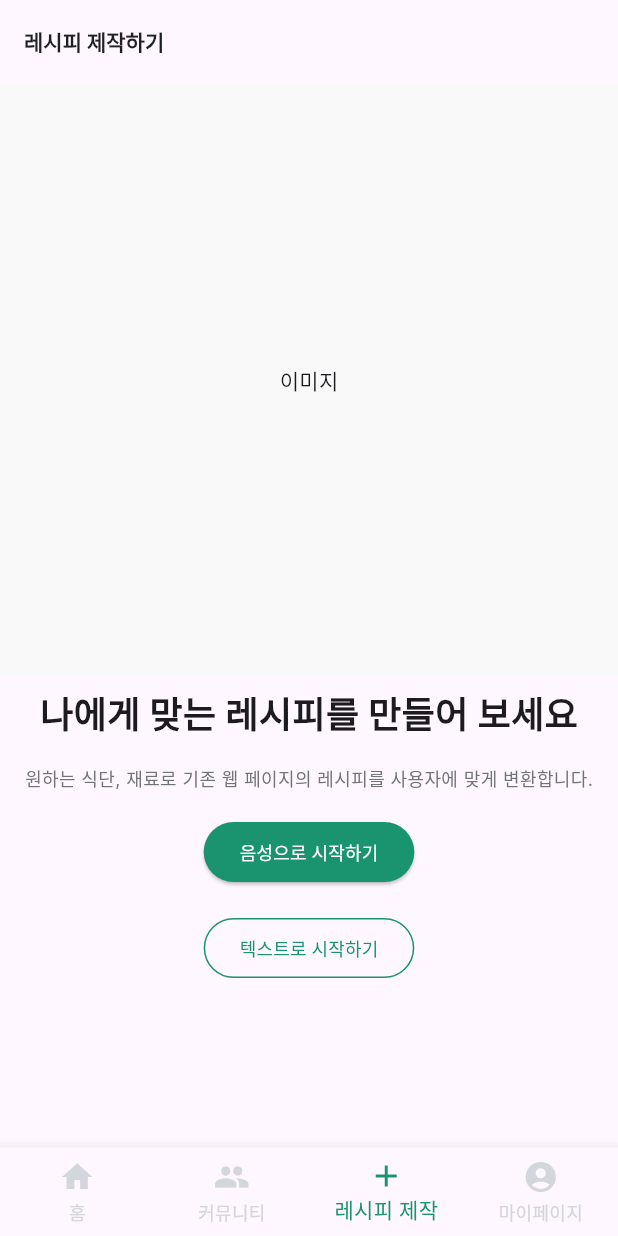
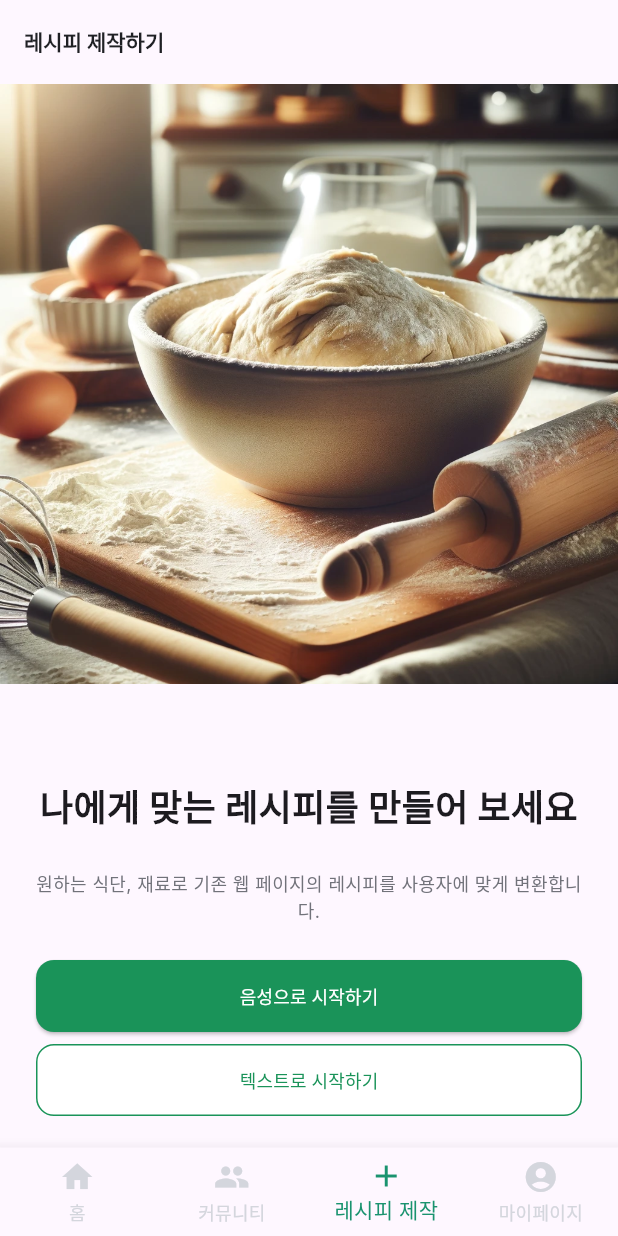
Before and after one commit to wallshield/openaiapi, a Flutter app: the screen it shows after launch, item 3 of the bottom bar chosen, on a phone screen of 412 x 824 dp. Run offline on Flutter 3.47's test engine with Material 3 defaults, Android fonts, the phone set to English and light mode, and no system bars; our stand-ins replace dots_indicator; Roboto replaces fonts that are missing (Inter).

Commit message:
feat : edit make_recipe

```diff
--- a/lib/ui/page/make_recipe/make_recipe.dart
+++ b/lib/ui/page/make_recipe/make_recipe.dart
@@ -1,6 +1,8 @@
 import 'package:flutter/material.dart';
 import 'package:cook_assistant/ui/theme/color.dart';
 import 'package:cook_assistant/ui/theme/text_styles.dart';
+import 'package:cook_assistant/widgets/button/primary_button.dart';
+import 'package:cook_assistant/widgets/button/secondary_button.dart';
 
 class RecipeCreationPage extends StatelessWidget {
   @override
@@ -13,59 +15,56 @@ class RecipeCreationPage extends StatelessWidget {
         ),
       ),
       body: SingleChildScrollView(
-
         child: Column(
-
           children: <Widget>[
             Container(
-              height: 394,
+              height: 400,
               color: AppColors.highlightLightest,
               child: Center(
-                child: Text('이미지'),
+                child: SizedBox(
+                  width: double.infinity,
+                  child: Image.asset(
+                    'assets/make_recipe.webp',
+                    fit: BoxFit.cover,
+                  ),
+                ),
               ),
             ),
             Padding(
-              padding: const EdgeInsets.all(8.0),
+              padding: const EdgeInsets.all(24.0),
+              child: Column(
+                crossAxisAlignment: CrossAxisAlignment.center, // Align text to the center
+                children: [
+                  SizedBox(height: 40),
+                  Padding(
+                    padding: const EdgeInsets.only(bottom: 24.0),
                     child: Text(
                       '나에게 맞는 레시피를 만들어 보세요',
+                      textAlign: TextAlign.center, // Center text alignment
                       style: AppTextStyles.headingH1,
                     ),
                   ),
                   Padding(
-              padding: const EdgeInsets.all(8.0),
+                    padding: const EdgeInsets.only(bottom: 24.0),
                     child: Text(
                       '원하는 식단, 재료로 기존 웹 페이지의 레시피를 사용자에 맞게 변환합니다.',
+                      textAlign: TextAlign.center, // Center text alignment
                       style: AppTextStyles.bodyS.copyWith(color: AppColors.neutralDarkLight),
                     ),
                   ),
-            Padding(
-              padding: const EdgeInsets.all(8.0),
-              child: ElevatedButton(
+                  PrimaryButton(
+                    text: '음성으로 시작하기',
                     onPressed: () {
-                  // 음성으로 시작하기 로직
+                      // Implement your logic for starting with voice
                     },
-                child: Text(
-                  '음성으로 시작하기',
-                  style: AppTextStyles.actionM.copyWith(color: AppColors.neutralLightLightest),
                   ),
-                style: ElevatedButton.styleFrom(
-                  backgroundColor: AppColors.highlightDarkest,
+                  SecondaryButton(
+                    text: '텍스트로 시작하기',
+                    onPressed: () {
+                      // Implement your logic for starting with text
+                    },
                   ),
-              ),
-            ),
-            Padding(
-              padding: const EdgeInsets.all(8.0),
-              child: OutlinedButton(
-                onPressed: () {
-                  // 텍스트로 시작하기 로직
-                },
-                child: Text(
-                  '텍스트로 시작하기',
-                  style: AppTextStyles.actionM.copyWith(color: AppColors.highlightDarkest),
-                ),
-                style: OutlinedButton.styleFrom(
-                  side: BorderSide(color: AppColors.highlightDarkest),
-                ),
+                ],
               ),
             ),
           ],
--- /dev/null
+++ b/lib/widgets/button/primary_button.dart
@@ -0,0 +1,39 @@
+import 'package:flutter/material.dart';
+import 'package:cook_assistant/ui/theme/color.dart';
+import 'package:cook_assistant/ui/theme/text_styles.dart';
+
+class PrimaryButton extends StatelessWidget {
+  final String text;
+  final VoidCallback onPressed;
+  final double borderRadius;
+  final double height = 48.0;
+
+  const PrimaryButton({
+    Key? key,
+    required this.text,
+    required this.onPressed,
+    this.borderRadius = 12.0,
+  }) : super(key: key);
+
+  @override
+  Widget build(BuildContext context) {
+    return Container(
+      width: double.infinity,
+      height: height,
+      margin: const EdgeInsets.only(bottom: 8.0),
+      child: ElevatedButton(
+        onPressed: onPressed,
+        style: ElevatedButton.styleFrom(
+          backgroundColor: AppColors.highlightDark,
+          shape: RoundedRectangleBorder(
+            borderRadius: BorderRadius.circular(borderRadius),
+          ),
+        ),
+        child: Text(
+          text,
+          style: AppTextStyles.actionM.copyWith(color: AppColors.neutralLightLightest),
+        ),
+      ),
+    );
+  }
+}
--- /dev/null
+++ b/lib/widgets/button/secondary_button.dart
@@ -0,0 +1,42 @@
+import 'package:flutter/material.dart';
+import 'package:cook_assistant/ui/theme/color.dart';
+import 'package:cook_assistant/ui/theme/text_styles.dart';
+
+class SecondaryButton extends StatelessWidget {
+  final String text;
+  final VoidCallback onPressed;
+  final double borderRadius;
+  final double height = 48.0;
+
+  const SecondaryButton({
+    Key? key,
+    required this.text,
+    required this.onPressed,
+    this.borderRadius = 12.0, // 기본 테두리 반경
+  }) : super(key: key);
+
+  @override
+  Widget build(BuildContext context) {
+    return Container(
+      width: double.infinity,
+      height: height,
+      margin: const EdgeInsets.only(bottom: 8.0), // 버튼 사이 간격
+      child: OutlinedButton(
+        onPressed: onPressed,
+        style: OutlinedButton.styleFrom(
+          backgroundColor: AppColors.neutralLightLightest, // 투명한 배경
+          shape: RoundedRectangleBorder(
+            borderRadius: BorderRadius.circular(borderRadius),
+          ),
+          side: BorderSide(color: AppColors.highlightDark), // 테두리 색상
+        ).copyWith(
+          foregroundColor: MaterialStateProperty.all(AppColors.highlightDark), // 텍스트 색상
+        ),
+        child: Text(
+          text,
+          style: AppTextStyles.actionM.copyWith(color: AppColors.highlightDark),
+        ),
+      ),
+    );
+  }
+}
--- /dev/null
+++ b/lib/widgets/button/terciary_button.dart
@@ -0,0 +1,40 @@
+import 'package:flutter/material.dart';
+import 'package:cook_assistant/ui/theme/color.dart';
+import 'package:cook_assistant/ui/theme/text_styles.dart';
+
+class TerciaryButton extends StatelessWidget {
+  final String text;
+  final VoidCallback onPressed;
+  final double borderRadius = 8.0;
+  final double height = 48.0;
+
+  const TerciaryButton({
+    Key? key,
+    required this.text,
+    required this.onPressed,
+  }) : super(key: key);
+
+  @override
+  Widget build(BuildContext context) {
+    return Container(
+      width: double.infinity,
+      margin: const EdgeInsets.only(bottom: 8.0),
+      child: OutlinedButton(
+        onPressed: onPressed,
+        style: OutlinedButton.styleFrom(
+          backgroundColor: AppColors.neutralLightLightest, // 투명한 배경
+          shape: RoundedRectangleBorder(
+            borderRadius: BorderRadius.circular(borderRadius),
+          ),
+          side: BorderSide(color: Colors.transparent), // 투명한 테두리
+        ).copyWith(
+          foregroundColor: MaterialStateProperty.all(AppColors.highlightDark), // 텍스트 색상
+        ),
+        child: Text(
+          text,
+          style: AppTextStyles.actionM.copyWith(color: AppColors.highlightDark),
+        ),
+      ),
+    );
+  }
+}
--- a/pubspec.yaml
+++ b/pubspec.yaml
@@ -61,6 +61,7 @@ flutter:
     - assets/banner1.webp
     - assets/banner2.webp
     - assets/banner3.webp
+    - assets/make_recipe.webp
 
   # To add assets to your application, add an assets section, like this:
   # assets:
```
Also changed, not shown: assets/make_recipe.webp (added), lib/widgets/card.dart (added), lib/widgets/checkbox.dart (added), lib/widgets/dialog.dart (added), lib/widgets/list_item.dart (added), lib/widgets/message_bubble.dart (added), lib/widgets/stepper.dart (added), lib/widgets/text_area.dart (added). Lines whose indentation alone changed are shown as unchanged.
